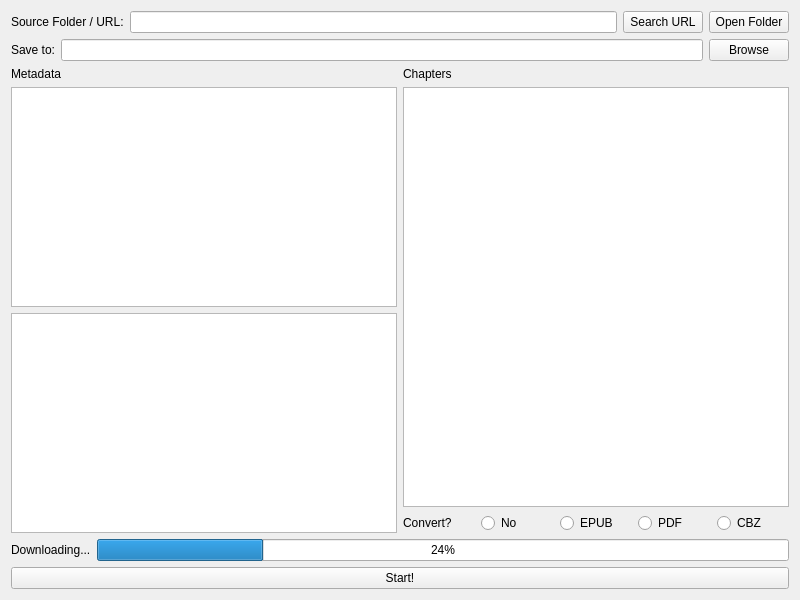
Before: the Qt Designer form mandown/ui/form.ui in potatoeggy/mandown, drawn with Qt 5.
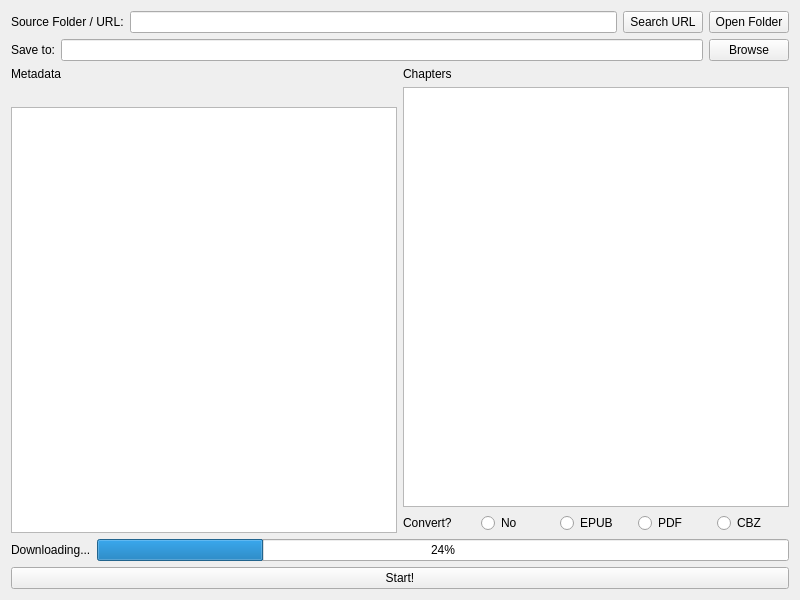
After: the same form once the commit is applied. Icons and pictures are not drawn.

```diff
--- a/mandown/ui/form.ui
+++ b/mandown/ui/form.ui
@@ -84,7 +84,7 @@
         </widget>
        </item>
        <item>
-        <widget class="QGraphicsView" name="image_view"/>
+        <widget class="QLabel" name="label_image"/>
        </item>
        <item>
         <widget class="QListWidget" name="metadata_list"/>
```
